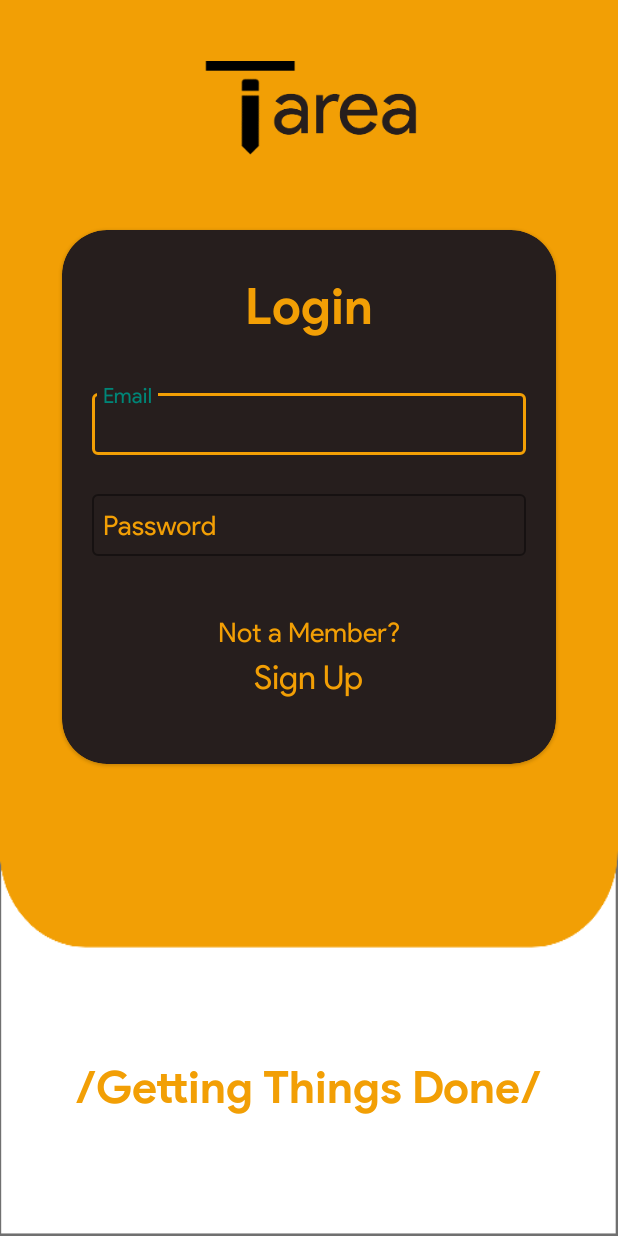
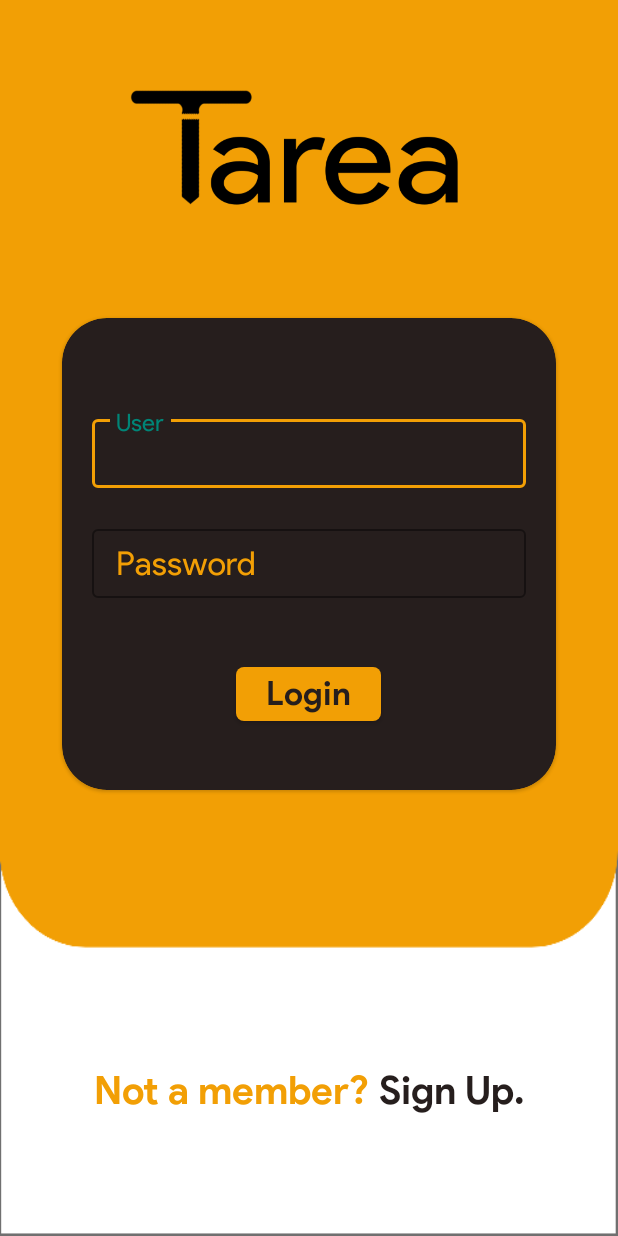
Before and after one commit to Practikality/tarea, an Android app: the screen it shows after launch (login_activity), on a phone screen of 412 x 824 dp. Run offline under Robolectric (Android 15) with nearby library versions, the phone set to English and light mode, and no system bars.

Commit message:
login-signup changes

```diff
--- a/app/src/main/AndroidManifest.xml
+++ b/app/src/main/AndroidManifest.xml
@@ -7,10 +7,10 @@
 
     <application
         android:allowBackup="true"
-        android:icon="@mipmap/ic_launcher"
+        android:icon="@drawable/tarealogo"
         android:hardwareAccelerated="true"
         android:label="@string/app_name"
-        android:roundIcon="@mipmap/ic_launcher_round"
+        android:roundIcon="@drawable/tarealogo"
         android:supportsRtl="true"
         android:theme="@style/AppTheme">
         <activity android:name=".login_activity"></activity>
--- a/app/src/main/java/com/practikality/tarea/login_activity.java
+++ b/app/src/main/java/com/practikality/tarea/login_activity.java
@@ -4,6 +4,7 @@ import android.content.Intent;
 import android.support.v7.app.AppCompatActivity;
 import android.os.Bundle;
 import android.view.View;
+import android.view.WindowManager;
 
 public class login_activity extends AppCompatActivity {
 
@@ -11,6 +12,8 @@ public class login_activity extends AppCompatActivity {
     protected void onCreate(Bundle savedInstanceState) {
         super.onCreate(savedInstanceState);
         setContentView(R.layout.activity_login_activity);
+        getWindow().setFlags(WindowManager.LayoutParams.FLAG_FULLSCREEN, WindowManager.LayoutParams.FLAG_FULLSCREEN);
+
     }
 
     public void gotosignup(View view){
--- a/app/src/main/java/com/practikality/tarea/sign_up_activity.java
+++ b/app/src/main/java/com/practikality/tarea/sign_up_activity.java
@@ -109,6 +109,10 @@ public class sign_up_activity extends AppCompatActivity {
                 });
     }
 
+    public void cancel(View view){
+        finish();
+    }
+
     public void makeSnackbar(String message){
         Snackbar.make(findViewById(R.id.signup_password_edit_text),message,Snackbar.LENGTH_SHORT).show();
     }
--- a/app/src/main/res/layout/activity_login_activity.xml
+++ b/app/src/main/res/layout/activity_login_activity.xml
@@ -13,14 +13,15 @@
         android:layout_height="wrap_content"
         android:layout_alignParentTop="true"
         android:layout_centerHorizontal="true"
-        android:layout_marginTop="30dp"
+        android:layout_marginTop="50dp"
         android:orientation="horizontal">
 
         <ImageView
-            android:layout_width="150dp"
-            android:layout_height="wrap_content"
-            android:scaleType="fitCenter"
-            android:src="@drawable/logo" />
+            android:layout_width="300dp"
+            android:layout_height="100dp"
+            android:scaleType="centerCrop"
+            android:src="@drawable/tareanewlogo" />
+
 
     </LinearLayout>
 
@@ -31,20 +32,19 @@
         android:layout_height="wrap_content"
         android:layout_below="@id/logo_layout"
         android:layout_marginStart="30dp"
-        android:layout_marginTop="20dp"
+        android:layout_marginTop="50dp"
         android:layout_marginEnd="30dp"
         android:elevation="20dp"
-        android:minHeight="380dp"
         app:cardBackgroundColor="#261E1D"
+        app:cardCornerRadius="30dp"
         app:cardUseCompatPadding="true"
-        app:cardCornerRadius="30dp"
         app:strokeColor="@android:color/black">
 
         <RelativeLayout
             android:layout_width="match_parent"
             android:layout_height="match_parent">
 
-            <TextView
+            <!--<TextView
                 android:id="@+id/login_head"
                 android:layout_width="wrap_content"
                 android:layout_height="wrap_content"
@@ -53,21 +53,21 @@
                 android:fontFamily="@font/productsans_bold"
                 android:text="@string/login_head"
                 android:textColor="@color/light_yellow"
-                android:textSize="33sp" />
+                android:textSize="33sp" />-->
 
             <android.support.design.widget.TextInputLayout
                 android:id="@+id/email_edit_layout"
                 style="@style/Widget.MaterialComponents.TextInputLayout.OutlinedBox"
                 android:layout_width="match_parent"
                 android:layout_height="wrap_content"
-                android:layout_below="@id/login_head"
                 android:layout_marginStart="20dp"
+                android:layout_marginTop="60dp"
                 android:layout_marginEnd="20dp"
                 android:minHeight="30dp"
                 android:textColorHint="@color/light_yellow"
                 app:boxStrokeColor="@color/light_yellow"
                 app:hintAnimationEnabled="true"
-                app:hintTextAppearance="@style/TextAppearance.AppCompat">
+                app:hintTextAppearance="@style/TextAppearance.App.TextInputLayout">
 
                 <android.support.design.widget.TextInputEditText
                     android:id="@+id/email_edit_text"
@@ -76,17 +76,14 @@
                     android:layout_margin="0dp"
                     android:autoSizeMinTextSize="18sp"
                     android:fontFamily="@font/productsans"
-                    android:hint="Email"
+                    android:hint="User"
                     android:inputType="text"
                     android:maxLines="1"
-                    android:paddingStart="7dp"
-                    android:paddingTop="10dp"
-                    android:paddingEnd="10dp"
-                    android:paddingBottom="10dp"
+                    android:padding="10dp"
                     android:textColor="@color/light_yellow"
                     android:textColorHighlight="@color/light_yellow"
                     android:textColorHint="@color/light_yellow"
-                    android:textSize="18sp" />
+                    android:textSize="22sp" />
             </android.support.design.widget.TextInputLayout>
 
             <android.support.design.widget.TextInputLayout
@@ -101,7 +98,7 @@
                 android:textColorHint="@color/light_yellow"
                 app:boxStrokeColor="@color/light_yellow"
                 app:hintAnimationEnabled="true"
-                app:hintTextAppearance="@style/TextAppearance.AppCompat">
+                app:hintTextAppearance="@style/TextAppearance.App.TextInputLayout">
 
                 <android.support.design.widget.TextInputEditText
                     android:id="@+id/password_edit_text"
@@ -111,56 +108,63 @@
                     android:autoSizeMinTextSize="18sp"
                     android:fontFamily="@font/productsans"
                     android:hint="Password"
-                    android:inputType="text"
+                    android:inputType="textPassword"
                     android:maxLines="1"
-                    android:paddingStart="7dp"
-                    android:paddingTop="10dp"
-                    android:paddingEnd="10dp"
-                    android:paddingBottom="10dp"
+                    android:padding="10dp"
                     android:textColor="@color/light_yellow"
                     android:textColorHighlight="@color/light_yellow"
                     android:textColorHint="@color/light_yellow"
                     android:textColorLink="@color/light_yellow"
-                    android:textSize="18sp" />
+                    android:textSize="22sp" />
             </android.support.design.widget.TextInputLayout>
 
-            <TextView
-                android:id="@+id/login_caption"
+            <android.support.design.button.MaterialButton
                 android:layout_width="wrap_content"
                 android:layout_height="wrap_content"
+                android:layout_centerHorizontal="true"
                 android:layout_below="@id/password_edit_layout"
-                android:layout_centerHorizontal="true"
+                android:layout_marginStart="30dp"
                 android:layout_marginTop="40dp"
-                android:fontFamily="@font/productsans"
-                android:text="@string/login_caption_one"
-                android:textColor="@color/light_yellow"
-                android:textSize="18sp" />
-
-            <TextView
-                android:id="@+id/sign_up_click"
-                android:layout_width="wrap_content"
-                android:layout_height="wrap_content"
-                android:layout_below="@id/login_caption"
-                android:layout_centerHorizontal="true"
-                android:layout_marginTop="5dp"
-                android:clickable="true"
-                android:onClick="gotosignup"
-                android:fontFamily="@font/productsans"
-                android:text="@string/sign_up_head"
-                android:textColor="@color/light_yellow"
-                android:textSize="22sp" />
+                android:paddingStart="20dp"
+                android:paddingEnd="20dp"
+                android:layout_marginEnd="30dp"
+                android:layout_marginBottom="40dp"
+                android:fontFamily="@font/productsans_bold"
+                android:text="Login"
+                android:textAllCaps="false"
+                android:letterSpacing="0"
+                android:textColor="@color/background_black"
+                android:textSize="22sp"
+                app:backgroundTint="@color/light_yellow"
+                app:cornerRadius="5dp" />
 
         </RelativeLayout>
     </android.support.design.card.MaterialCardView>
 
-    <TextView
+    <LinearLayout
         android:layout_width="wrap_content"
         android:layout_height="wrap_content"
         android:layout_alignParentBottom="true"
         android:layout_centerHorizontal="true"
         android:layout_marginBottom="80dp"
-        android:fontFamily="@font/productsans_bold"
-        android:text="@string/motto"
-        android:textColor="@color/light_yellow"
-        android:textSize="30sp" />
+        android:orientation="horizontal">
+
+        <TextView
+            android:layout_width="wrap_content"
+            android:layout_height="wrap_content"
+            android:fontFamily="@font/productsans_bold"
+            android:text="Not a member? "
+            android:textColor="@color/light_yellow"
+            android:textSize="26sp" />
+
+        <TextView
+            android:layout_width="wrap_content"
+            android:layout_height="wrap_content"
+            android:fontFamily="@font/productsans_bold"
+            android:text="Sign Up."
+            android:clickable="true"
+            android:onClick="gotosignup"
+            android:textColor="@color/background_black"
+            android:textSize="26sp" />
+    </LinearLayout>
 </RelativeLayout>
--- a/app/src/main/res/values/styles.xml
+++ b/app/src/main/res/values/styles.xml
@@ -9,5 +9,7 @@
         <item name="android:fontFamily">@font/productsans</item>
         <item name="android:statusBarColor">@color/light_yellow</item>
     </style>
-
+    <style name="TextAppearance.App.TextInputLayout" parent="@android:style/TextAppearance">
+        <item name="android:textColor">@color/light_yellow</item>
+    </style>
 </resources>
```
Also changed, not shown: app/src/main/res/layout/activity_sign_up.xml (+29 -36 lines), app/src/main/res/drawable/tarealogo.png (added), app/src/main/res/drawable/tareanewlogo.png (added).
